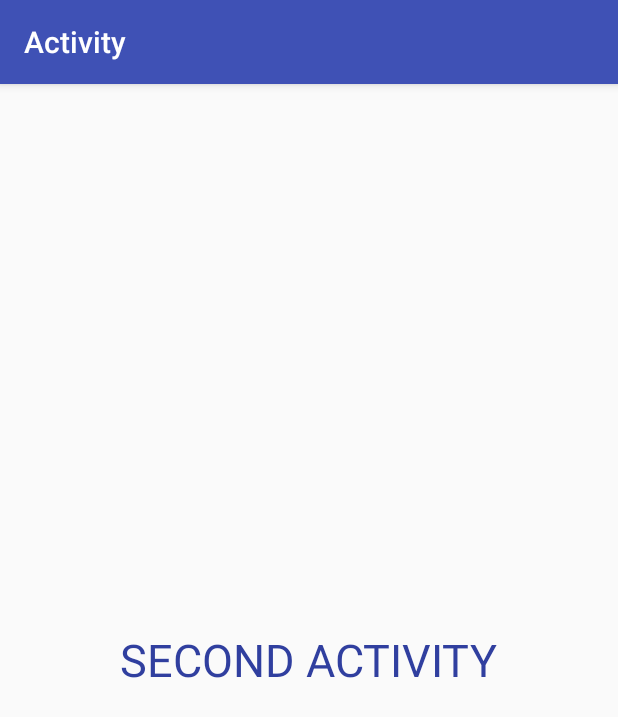
After one commit to Rishabhk07/android-class, an Android app: the SendActivity screen opened directly, with no data from a screen before it, on a phone screen of 412 x 824 dp. The commit adds this screen. Shown: the top 717 px of the screen. Run offline under Robolectric (Android 15) with nearby library versions, the phone set to English and light mode, and no system bars.

Commit message:
new activity
Signed-off-by: Rishabh Khanna <rishabhkhanna777@gmail.com>

```diff
--- a/app/build.gradle
+++ b/app/build.gradle
@@ -26,5 +26,6 @@ dependencies {
     })
     compile 'com.android.support:appcompat-v7:25.3.1'
     compile 'com.android.support.constraint:constraint-layout:1.0.2'
+    compile 'com.android.support:design:25.3.1'
     testCompile 'junit:junit:4.12'
 }
--- a/app/src/main/AndroidManifest.xml
+++ b/app/src/main/AndroidManifest.xml
@@ -16,6 +16,7 @@
                 <category android:name="android.intent.category.LAUNCHER" />
             </intent-filter>
         </activity>
+        <activity android:name=".SendActivity"></activity>
     </application>
 
 </manifest>
--- /dev/null
+++ b/app/src/main/java/com/codingblocks/activity/SendActivity.java
@@ -0,0 +1,13 @@
+package com.codingblocks.activity;
+
+import android.support.v7.app.AppCompatActivity;
+import android.os.Bundle;
+
+public class SendActivity extends AppCompatActivity {
+
+    @Override
+    protected void onCreate(Bundle savedInstanceState) {
+        super.onCreate(savedInstanceState);
+        setContentView(R.layout.activity_send);
+    }
+}
--- /dev/null
+++ b/app/src/main/res/layout/activity_send.xml
@@ -0,0 +1,18 @@
+<?xml version="1.0" encoding="utf-8"?>
+<FrameLayout xmlns:android="http://schemas.android.com/apk/res/android"
+    xmlns:app="http://schemas.android.com/apk/res-auto"
+    xmlns:tools="http://schemas.android.com/tools"
+    android:layout_width="match_parent"
+    android:layout_height="match_parent"
+    tools:context="com.codingblocks.activity.SendActivity">
+
+    <TextView
+        android:layout_width="wrap_content"
+        android:layout_height="wrap_content"
+        android:layout_gravity="center"
+        android:text="SECOND ACTIVITY"
+        android:textSize="30dp"
+        android:textAppearance="@style/TextAppearance.AppCompat.Medium"
+        android:textColor="@color/colorPrimaryDark"/>
+
+</FrameLayout>
--- /dev/null
+++ b/app/src/main/res/values/dimens.xml
@@ -0,0 +1,3 @@
+<resources>
+    <dimen name="fab_margin">16dp</dimen>
+</resources>
--- a/app/src/main/res/values/strings.xml
+++ b/app/src/main/res/values/strings.xml
@@ -1,3 +1,4 @@
 <resources>
     <string name="app_name">Activity</string>
+    <string name="title_activity_main2">Main2Activity</string>
 </resources>
```
Also changed, not shown: app/src/main/java/com/codingblocks/activity/MainActivity.java (+47 -0 lines), app/src/main/res/layout/activity_main.xml (+7 -0 lines), app/src/main/res/values/styles.xml (+9 -0 lines), 1 other file.
